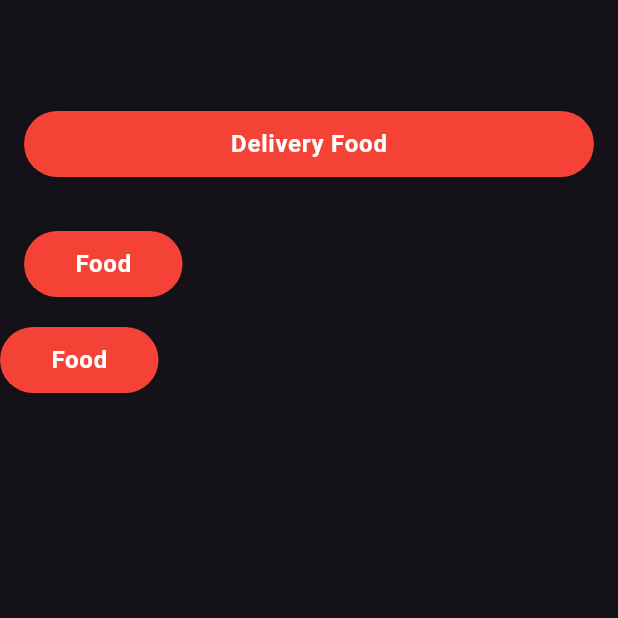
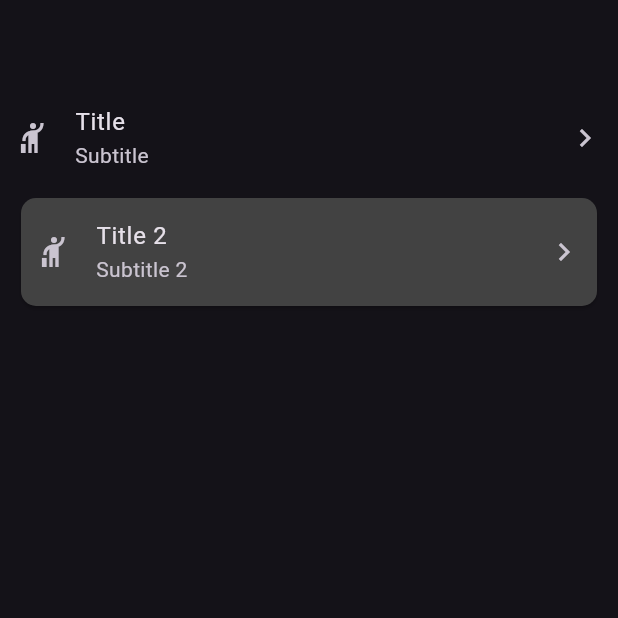
Before and after one commit to AzizeDirilik/Flutter-Full-Learn, a Flutter app: the screen it shows after launch, on a phone screen of 412 x 824 dp, the top half of it. Run offline on Flutter 3.47's test engine with Material 3 defaults, Android fonts, the phone set to English and light mode, and no system bars.

Commit message:
inducator and list tile

```diff
--- a/lib/101/custom_widget_learn.dart
+++ b/lib/101/custom_widget_learn.dart
@@ -41,6 +41,7 @@ class CustomWidgetLearn extends StatelessWidget {
 
 class _CustomFoodButton extends StatelessWidget {
   const _CustomFoodButton(
+      // ignore: unused_element
       {super.key, required this.title, required this.onPressed});
   final String title;
   final void Function() onPressed;
--- /dev/null
+++ b/lib/101/list_tile_learn.dart
@@ -0,0 +1,58 @@
+import 'package:flutter/material.dart';
+
+class ListTileLearn extends StatelessWidget {
+  const ListTileLearn({super.key});
+  final String title = 'Title';
+  final String subtitle = 'Subtitle';
+  final String title2 = 'Title 2';
+  final String subtitle2 = 'Subtitle 2';
+
+  @override
+  Widget build(BuildContext context) {
+    return Scaffold(
+      appBar: AppBar(),
+      body: Padding(
+        padding: ProjectPadding().projectPadding,
+        child: Column(
+          children: [
+            _ListTile(title: title, subtitle: subtitle),
+            Card(
+                child: Padding(
+              padding: ProjectPadding().listTilePadding,
+              child: _ListTile(title: title2, subtitle: subtitle2),
+            ))
+          ],
+        ),
+      ),
+    );
+  }
+}
+
+class _ListTile extends StatelessWidget {
+  const _ListTile({
+    super.key,
+    required this.title,
+    required this.subtitle,
+  });
+
+  final String title;
+  final String subtitle;
+
+  @override
+  Widget build(BuildContext context) {
+    return ListTile(
+      dense: false,
+      contentPadding: EdgeInsets.zero,
+      onTap: () {},
+      title: Text(title),
+      subtitle: Text(subtitle),
+      leading: const Icon(Icons.hail),
+      trailing: const Icon(Icons.chevron_right_outlined),
+    );
+  }
+}
+
+class ProjectPadding {
+  final EdgeInsets projectPadding = const EdgeInsets.symmetric(horizontal: 10);
+  final EdgeInsets listTilePadding = const EdgeInsets.symmetric(horizontal: 10);
+}
--- a/lib/main.dart
+++ b/lib/main.dart
@@ -1,5 +1,5 @@
 import 'package:flutter/material.dart';
-import 'package:flutter_101/101/custom_widget_learn.dart';
+import 'package:flutter_101/101/list_tile_learn.dart';
 
 void main() {
   runApp(const MyApp());
@@ -15,17 +15,20 @@ class MyApp extends StatelessWidget {
       title: 'Flutter Demo',
       debugShowCheckedModeBanner: false,
       theme: ThemeData.dark().copyWith(
+          progressIndicatorTheme: const ProgressIndicatorThemeData(
+            circularTrackColor: Colors.lightBlue,
+            color: Colors.white,
+          ),
           cardTheme: CardTheme(
-              color: Colors.white,
+              color: Colors.grey[800],
               shape: RoundedRectangleBorder(
-                  borderRadius: BorderRadius.circular(30))),
+                  borderRadius: BorderRadius.circular(10))),
           appBarTheme: const AppBarTheme(
             backgroundColor: Colors.transparent,
             centerTitle: true,
             elevation: 0,
-
           )),
-      home: const CustomWidgetLearn(),
+      home: const ListTileLearn(),
     );
   }
 }
```
Also changed, not shown: lib/101/indicator_learn.dart (added, +44 -0 lines).
